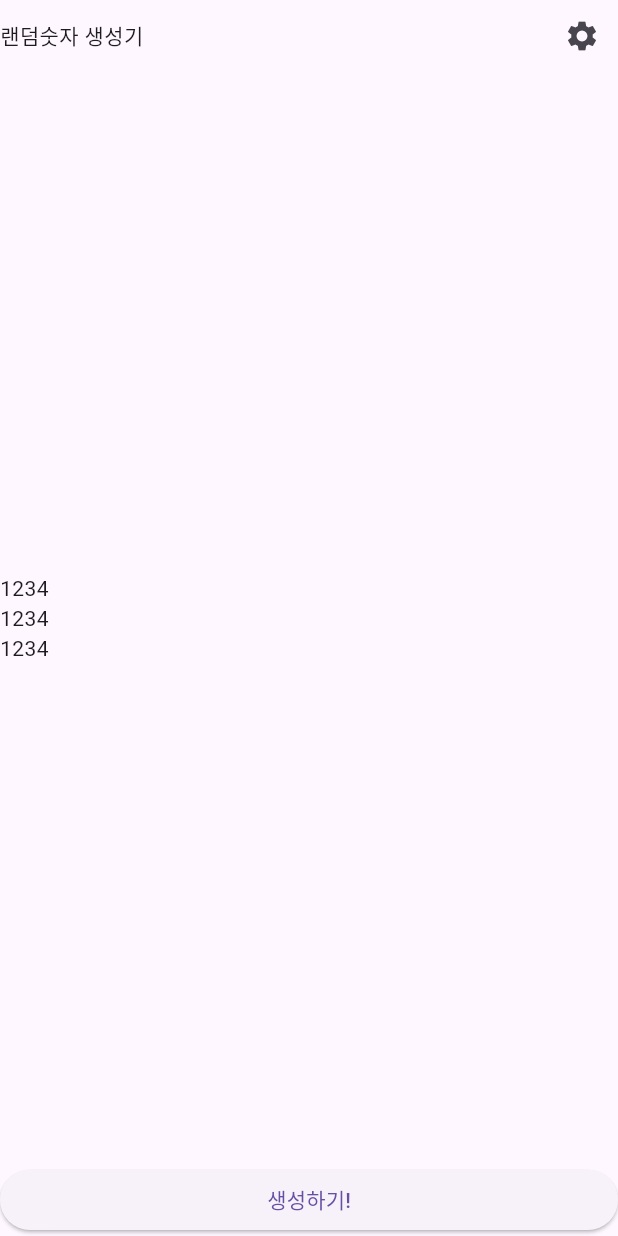
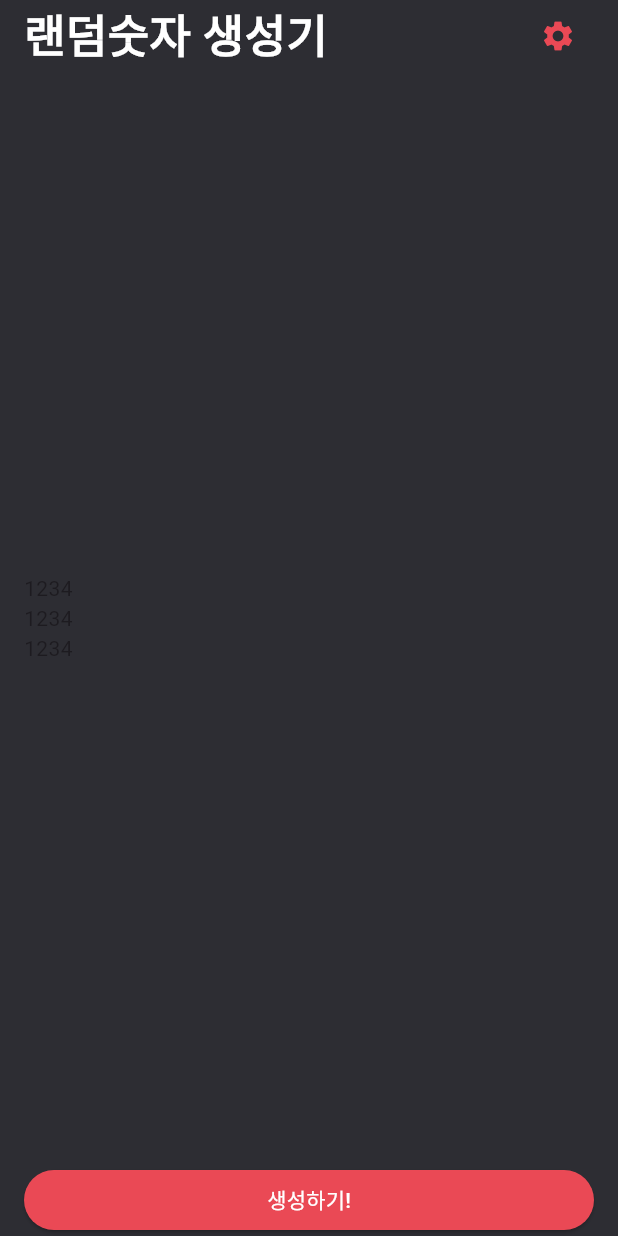
Before and after one commit to bunju20/randomNumCreate, a Flutter app: the screen it shows after launch, on a phone screen of 412 x 824 dp. Run offline on Flutter 3.47's test engine with Material 3 defaults, Android fonts, the phone set to English and light mode, and no system bars.

Commit message:
fix: 디자인 살짝 추가

```diff
--- /dev/null
+++ b/lib/constant/colors.dart
@@ -0,0 +1,5 @@
+import 'package:flutter/material.dart';
+
+const Color PRIMARY_COLOR = Color(0xFF2D2D33);
+const Color RED_COLOR = Color(0xFFEA4955);
+const Color BLUE_COLOR = Color(0xFF549FBF);
--- a/lib/screen/home_screen.dart
+++ b/lib/screen/home_screen.dart
@@ -1,4 +1,5 @@
 import 'package:flutter/material.dart';
+import 'package:random/constant/colors.dart';
 
 class HomeScreen extends StatefulWidget {
   const HomeScreen({super.key});
@@ -11,14 +12,31 @@ class _HomeScreenState extends State<HomeScreen> {
   @override
   Widget build(BuildContext context) {
     return Scaffold(
+        backgroundColor: PRIMARY_COLOR,
         body: SafeArea(
+          child: Padding(
+            padding: const EdgeInsets.symmetric(
+              horizontal:16.0,
+            ),
             child: Column(
               children: [
                 Row(
                   mainAxisAlignment: MainAxisAlignment.spaceBetween,
                   children: [
-              Text('랜덤숫자 생성기'),
-              IconButton(onPressed: () {}, icon: Icon(Icons.settings)),
+                    Text(
+                      '랜덤숫자 생성기',
+                      style: TextStyle(
+                        color: Colors.white,
+                        fontSize: 30.0,
+                        fontWeight: FontWeight.w700,
+                      ),
+                    ),
+                    IconButton(
+                        onPressed: () {},
+                        icon: Icon(
+                          Icons.settings,
+                          color: RED_COLOR,
+                        )),
                   ],
                 ),
                 Expanded(
@@ -38,9 +56,20 @@ class _HomeScreenState extends State<HomeScreen> {
                 ),
                 SizedBox(
                     width: double.infinity,
-              child: ElevatedButton(onPressed: () {},
-                  child: Text('생성하기!')))
+                    child: ElevatedButton(
+                      onPressed: () {},
+                      child: Text(
+                        '생성하기!',
+                        style: TextStyle(
+                          color: Colors.white,
+                        ),
+                      ),
+                      style: ElevatedButton.styleFrom(
+                        primary: RED_COLOR,
+                      ),
+                    ))
               ],
+            ),
           ),
         ));
   }
--- a/pubspec.yaml
+++ b/pubspec.yaml
@@ -52,6 +52,8 @@ dev_dependencies:
 
 # The following section is specific to Flutter packages.
 flutter:
+  assets:
+    - asset/img/
 
   # The following line ensures that the Material Icons font is
   # included with your application, so that you can use the icons in
```
Also changed, not shown: asset/img/0.png (added), asset/img/1.png (added), asset/img/2.png (added), asset/img/3.png (added), asset/img/4.png (added), asset/img/5.png (added), asset/img/6.png (added), asset/img/7.png (added), asset/img/8.png (added), asset/img/9.png (added). Lines whose indentation alone changed are shown as unchanged.
